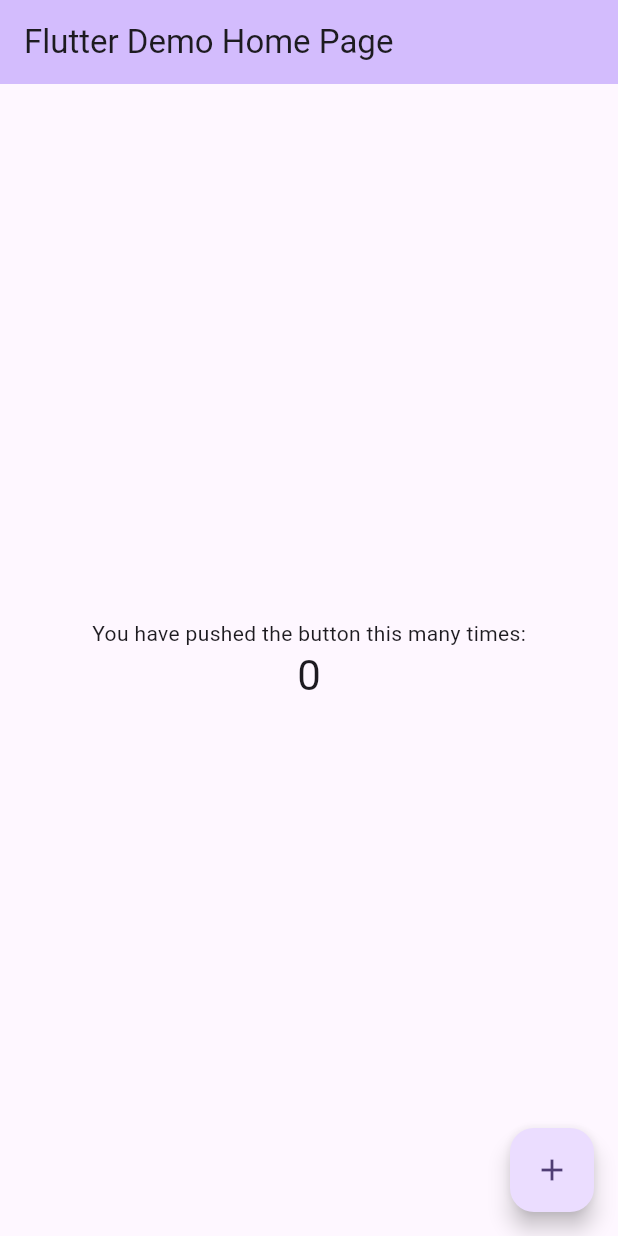
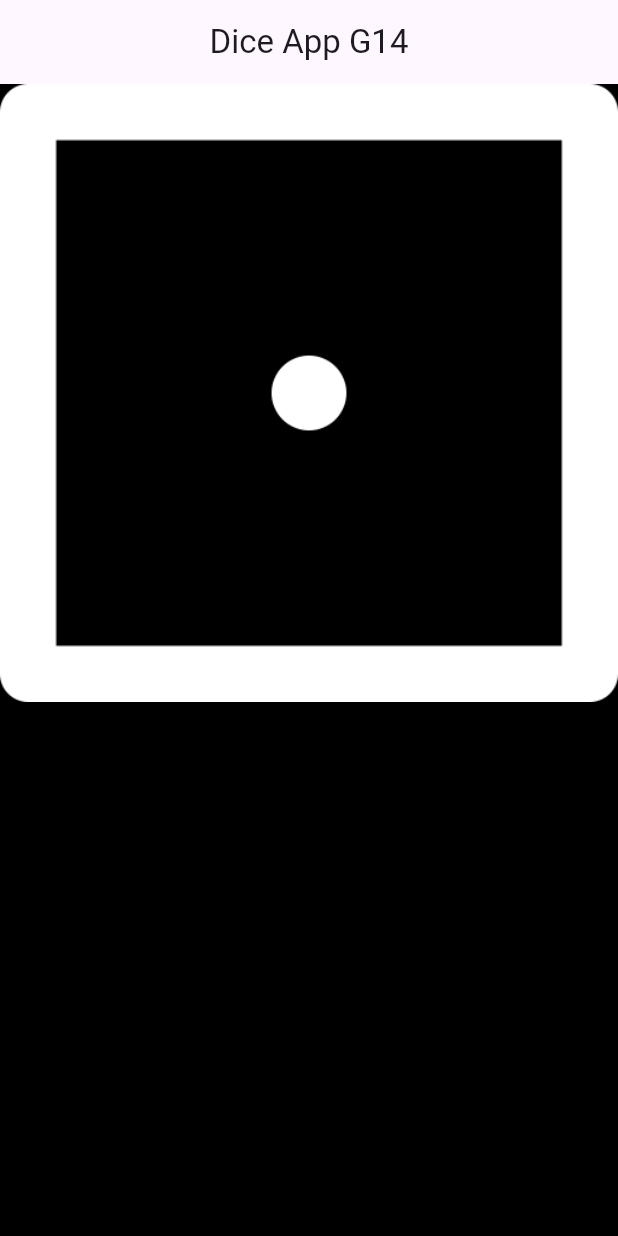
Before and after one commit to fr4nsgallegos/diceAppG14, a Flutter app: the screen it shows after launch, on a phone screen of 412 x 824 dp. Run offline on Flutter 3.47's test engine with Material 3 defaults, Android fonts, the phone set to English and light mode, and no system bars.

Commit message:
confiurando assets

```diff
--- a/lib/main.dart
+++ b/lib/main.dart
@@ -1,122 +1,6 @@
+import 'package:diceappg14/pages/home_page.dart';
 import 'package:flutter/material.dart';
 
 void main() {
-  runApp(const MyApp());
+  runApp(MaterialApp(home: HomePage(), debugShowCheckedModeBanner: false));
 }
-
-class MyApp extends StatelessWidget {
-  const MyApp({super.key});
-
-  // This widget is the root of your application.
-  @override
-  Widget build(BuildContext context) {
-    return MaterialApp(
-      title: 'Flutter Demo',
-      theme: ThemeData(
-        // This is the theme of your application.
-        //
-        // TRY THIS: Try running your application with "flutter run". You'll see
-        // the application has a purple toolbar. Then, without quitting the app,
-        // try changing the seedColor in the colorScheme below to Colors.green
-        // and then invoke "hot reload" (save your changes or press the "hot
-        // reload" button in a Flutter-supported IDE, or press "r" if you used
-        // the command line to start the app).
-        //
-        // Notice that the counter didn't reset back to zero; the application
-        // state is not lost during the reload. To reset the state, use hot
-        // restart instead.
-        //
-        // This works for code too, not just values: Most code changes can be
-        // tested with just a hot reload.
-        colorScheme: ColorScheme.fromSeed(seedColor: Colors.deepPurple),
-      ),
-      home: const MyHomePage(title: 'Flutter Demo Home Page'),
-    );
-  }
-}
-
-class MyHomePage extends StatefulWidget {
-  const MyHomePage({super.key, required this.title});
-
-  // This widget is the home page of your application. It is stateful, meaning
-  // that it has a State object (defined below) that contains fields that affect
-  // how it looks.
-
-  // This class is the configuration for the state. It holds the values (in this
-  // case the title) provided by the parent (in this case the App widget) and
-  // used by the build method of the State. Fields in a Widget subclass are
-  // always marked "final".
-
-  final String title;
-
-  @override
-  State<MyHomePage> createState() => _MyHomePageState();
-}
-
-class _MyHomePageState extends State<MyHomePage> {
-  int _counter = 0;
-
-  void _incrementCounter() {
-    setState(() {
-      // This call to setState tells the Flutter framework that something has
-      // changed in this State, which causes it to rerun the build method below
-      // so that the display can reflect the updated values. If we changed
-      // _counter without calling setState(), then the build method would not be
-      // called again, and so nothing would appear to happen.
-      _counter++;
-    });
-  }
-
-  @override
-  Widget build(BuildContext context) {
-    // This method is rerun every time setState is called, for instance as done
-    // by the _incrementCounter method above.
-    //
-    // The Flutter framework has been optimized to make rerunning build methods
-    // fast, so that you can just rebuild anything that needs updating rather
-    // than having to individually change instances of widgets.
-    return Scaffold(
-      appBar: AppBar(
-        // TRY THIS: Try changing the color here to a specific color (to
-        // Colors.amber, perhaps?) and trigger a hot reload to see the AppBar
-        // change color while the other colors stay the same.
-        backgroundColor: Theme.of(context).colorScheme.inversePrimary,
-        // Here we take the value from the MyHomePage object that was created by
-        // the App.build method, and use it to set our appbar title.
-        title: Text(widget.title),
-      ),
-      body: Center(
-        // Center is a layout widget. It takes a single child and positions it
-        // in the middle of the parent.
-        child: Column(
-          // Column is also a layout widget. It takes a list of children and
-          // arranges them vertically. By default, it sizes itself to fit its
-          // children horizontally, and tries to be as tall as its parent.
-          //
-          // Column has various properties to control how it sizes itself and
-          // how it positions its children. Here we use mainAxisAlignment to
-          // center the children vertically; the main axis here is the vertical
-          // axis because Columns are vertical (the cross axis would be
-          // horizontal).
-          //
-          // TRY THIS: Invoke "debug painting" (choose the "Toggle Debug Paint"
-          // action in the IDE, or press "p" in the console), to see the
-          // wireframe for each widget.
-          mainAxisAlignment: MainAxisAlignment.center,
-          children: <Widget>[
-            const Text('You have pushed the button this many times:'),
-            Text(
-              '$_counter',
-              style: Theme.of(context).textTheme.headlineMedium,
-            ),
-          ],
-        ),
-      ),
-      floatingActionButton: FloatingActionButton(
-        onPressed: _incrementCounter,
-        tooltip: 'Increment',
-        child: const Icon(Icons.add),
-      ), // This trailing comma makes auto-formatting nicer for build methods.
-    );
-  }
-}
--- /dev/null
+++ b/lib/pages/home_page.dart
@@ -0,0 +1,16 @@
+import 'package:flutter/material.dart';
+
+class HomePage extends StatelessWidget {
+  const HomePage({super.key});
+
+  @override
+  Widget build(BuildContext context) {
+    return Scaffold(
+      backgroundColor: Colors.black,
+      appBar: AppBar(title: Text("Dice App G14"), centerTitle: true),
+      body: Center(
+        child: Column(children: [Image.asset("assets/images/dice1.png")]),
+      ),
+    );
+  }
+}
--- a/pubspec.yaml
+++ b/pubspec.yaml
@@ -57,6 +57,8 @@ flutter:
   # the material Icons class.
   uses-material-design: true
 
+  assets:
+    - assets/images/
   # To add assets to your application, add an assets section, like this:
   # assets:
   #   - images/a_dot_burr.jpeg
```
Also changed, not shown: assets/images/dice1.png (added), assets/images/dice2.png (added), assets/images/dice3.png (added), assets/images/dice4.png (added), assets/images/dice5.png (added), assets/images/dice6.png (added).
